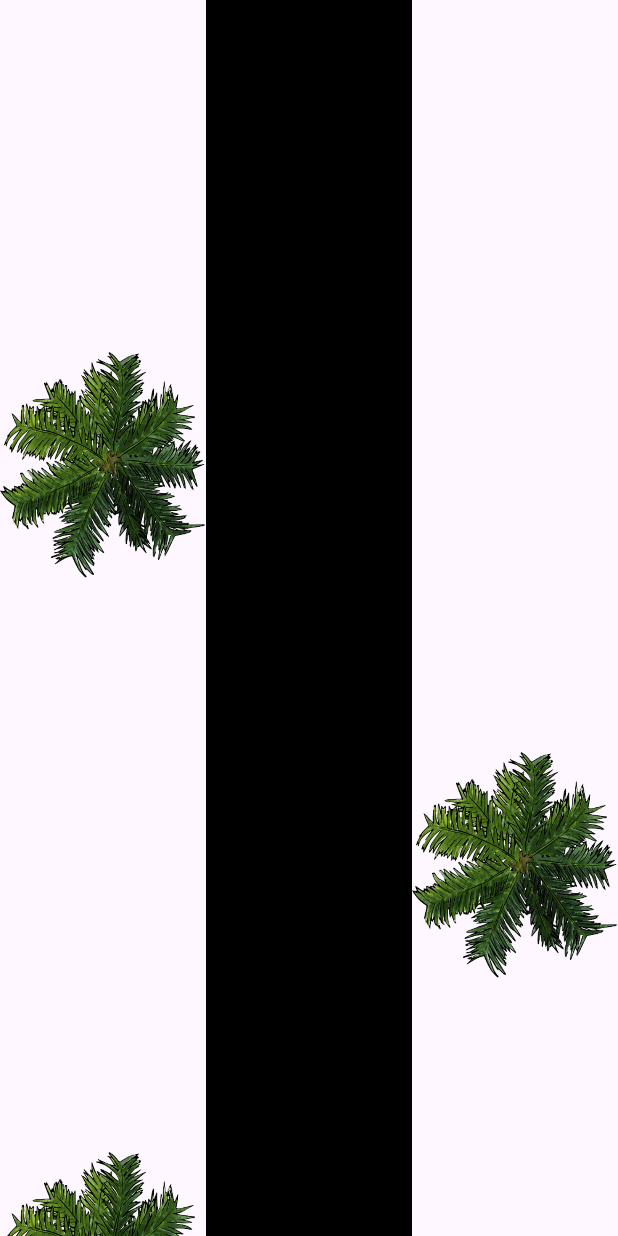
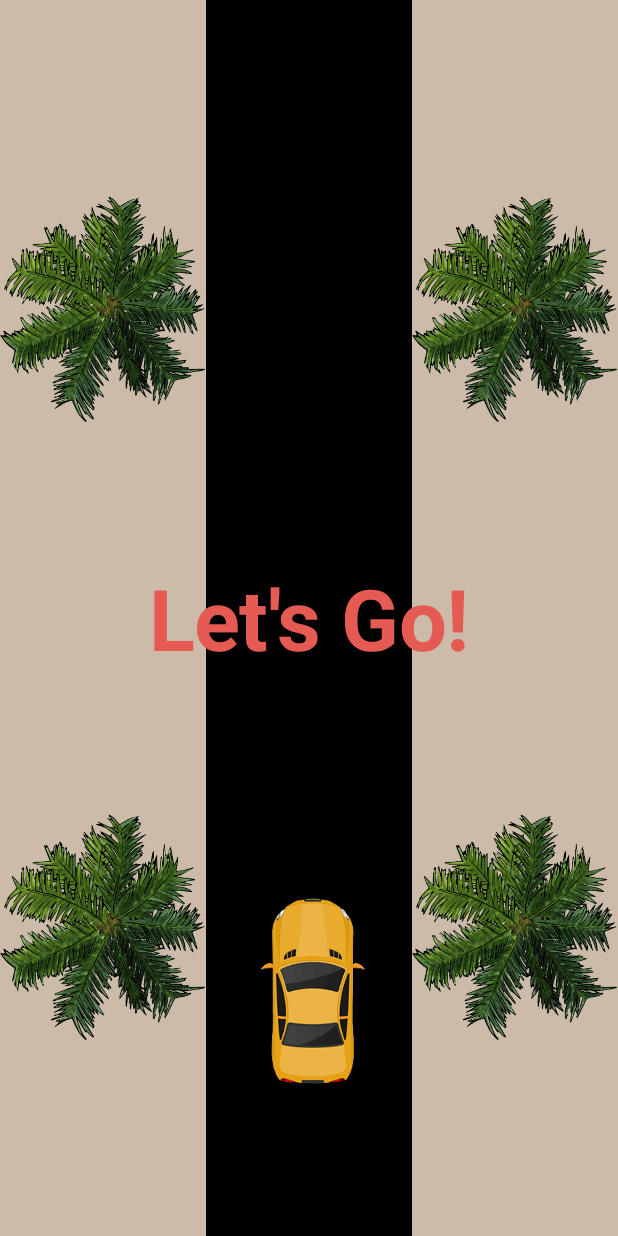
Before and after one commit to Luthfia39/AnimationTask, an Android app: the screen it shows after launch (MainActivity), on a phone screen of 412 x 824 dp. Run offline under Robolectric (Android 15) with nearby library versions, the phone set to English and light mode, and no system bars.

Commit message:
Initial commit

```diff
--- a/app/src/main/java/com/example/animationtask/MainActivity.java
+++ b/app/src/main/java/com/example/animationtask/MainActivity.java
@@ -2,51 +2,85 @@ package com.example.animationtask;
 
 import androidx.appcompat.app.AppCompatActivity;
 
+import android.animation.AnimatorSet;
 import android.animation.ObjectAnimator;
 import android.animation.ValueAnimator;
 import android.os.Bundle;
 import android.widget.ImageView;
+import android.widget.TextView;
 
-public class MainActivity extends AppCompatActivity {
+public class MainActivity extends AppCompatActivity{
     ImageView left_1, left_2, road, right_1, right_2;
+    TextView letsGoTxt;
     ObjectAnimator animator_tree_1, animator_tree_2, animator_car,
-            animator_tree_3, animator_tree_4;
+            animator_tree_3, animator_tree_4, text_scaleX, text_scaleY;
+    AnimatorSet animatorObject = new AnimatorSet();
+    AnimatorSet animatorText = new AnimatorSet();
+    AnimatorSet animatorSet = new AnimatorSet();
 
     @Override
     protected void onCreate(Bundle savedInstanceState) {
         super.onCreate(savedInstanceState);
         setContentView(R.layout.activity_main);
+
+        // initialization
         left_1 = findViewById(R.id.left_tree_1);
         left_2 = findViewById(R.id.left_tree_2);
         road = findViewById(R.id.road);
         right_1 = findViewById(R.id.right_tree_1);
         right_2 = findViewById(R.id.right_tree_2);
+        letsGoTxt = findViewById(R.id.lets_go);
 
+        // animate the tree to swipe down
         animator_tree_1 = ObjectAnimator.ofFloat(left_1,
-                "y", 800f, 1500f);
-        animate(animator_tree_1);
+                "y", 800, 1500);
+        animateObject(animator_tree_1);
 
         animator_tree_2 = ObjectAnimator.ofFloat(left_2,
-                "y", 0f, 700f);
-        animate(animator_tree_2);
+                "y", 0, 700);
+        animateObject(animator_tree_2);
 
         animator_tree_3 = ObjectAnimator.ofFloat(right_1,
-                "y", 1000f, 1700f);
-        animate(animator_tree_3);
+                "y", 1000, 1700);
+        animateObject(animator_tree_3);
 
         animator_tree_4 = ObjectAnimator.ofFloat(right_2,
-                "y", 400f, 1100f);
-        animate(animator_tree_4);
+                "y", 400, 1100);
+        animateObject(animator_tree_4);
 
+        // animate the car to swipe up
         animator_car = ObjectAnimator.ofFloat(road,
-                "y", 1600f, 0f);
-        animate(animator_car);
+                "y", 1200, (-200));
+        animateObject(animator_car);
+
+        // setting trees and car animator to play together
+        animatorObject.play(animator_tree_1).with(animator_tree_2).with(animator_tree_3)
+                .with(animator_tree_4).with(animator_car);
+
+        // animator to scale the text
+        text_scaleX = ObjectAnimator.ofFloat(letsGoTxt, "scaleX", 0, 2);
+        animateText(text_scaleX);
+        text_scaleY = ObjectAnimator.ofFloat(letsGoTxt, "scaleY", 0, 2);
+        animateText(text_scaleY);
+        animatorText.play(text_scaleX).with(text_scaleY);
+
+        // setting objects (trees and car) animator to start after text animator end
+        animatorSet.play(animatorObject).after(animatorText);
+        // start the animator
+        animatorSet.start();
     }
 
-    private void animate(ObjectAnimator animator){
+    // function for setting the object animator
+    private void animateObject(ObjectAnimator animator){
         animator.setDuration(4000);
-        animator.start();
-        animator.setRepeatCount(100);
+        animator.setRepeatCount(ValueAnimator.INFINITE);
         animator.setRepeatMode(ValueAnimator.RESTART);
     }
+
+    // function for setting the text animator
+    private void animateText(ObjectAnimator animator){
+        animator.setDuration(8000);
+        animator.setRepeatCount(1);
+        animator.setRepeatMode(ValueAnimator.REVERSE);
+    }
 }
--- a/app/src/main/res/layout/activity_main.xml
+++ b/app/src/main/res/layout/activity_main.xml
@@ -1,58 +1,78 @@
 <?xml version="1.0" encoding="utf-8"?>
-<LinearLayout xmlns:android="http://schemas.android.com/apk/res/android"
+<androidx.constraintlayout.widget.ConstraintLayout xmlns:android="http://schemas.android.com/apk/res/android"
     xmlns:app="http://schemas.android.com/apk/res-auto"
     xmlns:tools="http://schemas.android.com/tools"
     android:layout_width="match_parent"
     android:layout_height="match_parent"
-    tools:context=".MainActivity"
-    android:orientation="horizontal">
+    tools:context=".MainActivity">
+
     <LinearLayout
-        android:layout_width="match_parent"
+        android:id="@+id/left_trees"
+        android:layout_width="wrap_content"
         android:layout_height="match_parent"
         android:orientation="vertical"
-        android:layout_weight="1">
+        app:layout_constraintStart_toStartOf="parent"
+        android:background="@color/sand">
         <ImageView
             android:id="@+id/left_tree_1"
-            android:layout_width="match_parent"
+            android:layout_width="137dp"
             android:layout_height="match_parent"
             android:layout_weight="1"
-            android:src="@drawable/tree"/>
+            android:src="@drawable/tree"  />
         <ImageView
             android:id="@+id/left_tree_2"
-            android:layout_width="match_parent"
+            android:layout_width="137dp"
             android:layout_height="match_parent"
             android:layout_weight="1"
-            android:src="@drawable/tree"/>
+            android:src="@drawable/tree" />
     </LinearLayout>
-    <LinearLayout
-        android:layout_width="match_parent"
+
+    <RelativeLayout
+        android:id="@+id/layout_road"
+        android:layout_width="wrap_content"
         android:layout_height="match_parent"
-        android:layout_weight="1"
         android:background="@color/black"
-        android:orientation="vertical">
+        app:layout_constraintStart_toEndOf="@+id/left_trees">
         <ImageView
             android:id="@+id/road"
-            android:layout_width="match_parent"
-            android:layout_height="match_parent"
-            android:src="@drawable/car_from_top"/>
-    </LinearLayout>
+            android:layout_width="137dp"
+            android:layout_height="wrap_content"
+            android:layout_alignParentBottom="true"
+            android:src="@drawable/car_from_top" />
+    </RelativeLayout>
+
     <LinearLayout
-        android:layout_width="match_parent"
+        android:id="@+id/linearLayout2"
+        android:layout_width="wrap_content"
         android:layout_height="match_parent"
         android:orientation="vertical"
-        android:layout_weight="1">
+        app:layout_constraintEnd_toEndOf="parent"
+        android:background="@color/sand">
         <ImageView
             android:id="@+id/right_tree_1"
-            android:layout_width="match_parent"
+            android:layout_width="137dp"
             android:layout_height="match_parent"
-            android:src="@drawable/tree"
-            android:layout_weight="1"/>
+            android:layout_weight="1"
+            android:src="@drawable/tree" />
         <ImageView
             android:id="@+id/right_tree_2"
-            android:layout_width="match_parent"
+            android:layout_width="137dp"
             android:layout_height="match_parent"
-            android:src="@drawable/tree"
-            android:layout_weight="1"/>
+            android:layout_weight="1"
+            android:src="@drawable/tree" />
     </LinearLayout>
 
-</LinearLayout>
+    <TextView
+        android:id="@+id/lets_go"
+        android:layout_width="wrap_content"
+        android:layout_height="wrap_content"
+        android:text="Let's Go!"
+        android:textColor="@color/text"
+        android:textStyle="bold"
+        android:textSize="30dp"
+        app:layout_constraintBottom_toBottomOf="parent"
+        app:layout_constraintEnd_toEndOf="parent"
+        app:layout_constraintStart_toStartOf="parent"
+        app:layout_constraintTop_toTopOf="parent" />
+
+</androidx.constraintlayout.widget.ConstraintLayout>
--- a/app/src/main/res/values/colors.xml
+++ b/app/src/main/res/values/colors.xml
@@ -2,4 +2,6 @@
 <resources>
     <color name="black">#FF000000</color>
     <color name="white">#FFFFFFFF</color>
+    <color name="sand">#CCBBA9</color>
+    <color name="text">#E55B54</color>
 </resources>
```
